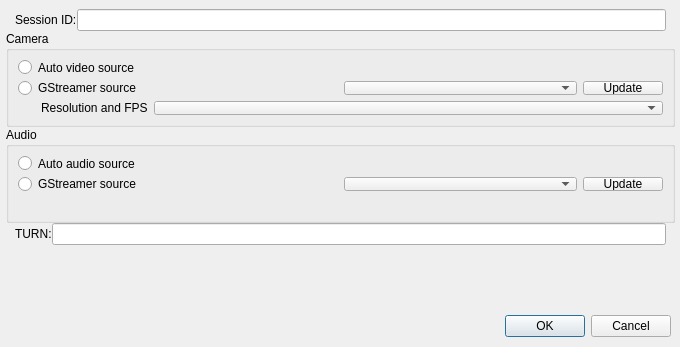
aliakseis/webrtc-ui, file preferences.ui: the form before one commit.
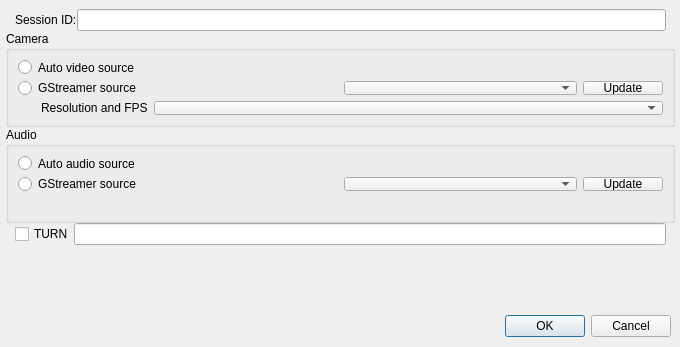
The form after the commit.

Commit message: Use TURN checkbox

```diff
--- a/preferences.ui
+++ b/preferences.ui
@@ -264,9 +264,21 @@
        <number>9</number>
       </property>
       <item>
-       <widget class="QLabel" name="label">
+              <widget class="QCheckBox" name="checkBox_TURN">
+               <property name="sizePolicy">
+                <sizepolicy hsizetype="Minimum" vsizetype="Fixed">
+                 <horstretch>0</horstretch>
+                 <verstretch>0</verstretch>
+                </sizepolicy>
+               </property>
+               <property name="focusPolicy">
+                <enum>Qt::StrongFocus</enum>
+               </property>
         <property name="text">
-         <string>TURN:</string>
+                <string>TURN</string>
+               </property>
+               <property name="checked">
+                <bool>false</bool>
         </property>
        </widget>
       </item>
```
Lines whose indentation alone changed are shown as unchanged. The commit also changes 3 other files.
